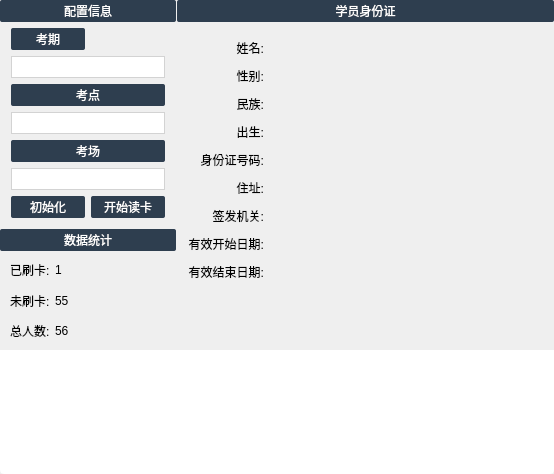
This is IDReader/gui/MainWidget.ui in xtuer/Qt as Qt 5 draws it before an edit. The edited form follows.
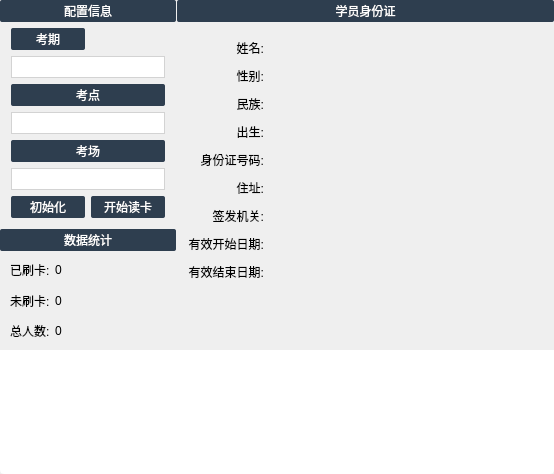
This is the edited form. Icons and pictures are not drawn.

```diff
--- a/IDReader/gui/MainWidget.ui
+++ b/IDReader/gui/MainWidget.ui
@@ -224,7 +224,7 @@
             </sizepolicy>
            </property>
            <property name="text">
-            <string>1</string>
+            <string>0</string>
            </property>
           </widget>
          </item>
@@ -238,7 +238,7 @@
          <item row="1" column="1">
           <widget class="QLabel" name="unsynchronizedCountLabel">
            <property name="text">
-            <string>55</string>
+            <string>0</string>
            </property>
           </widget>
          </item>
@@ -252,7 +252,7 @@
          <item row="2" column="1">
           <widget class="QLabel" name="totalLabel">
            <property name="text">
-            <string>56</string>
+            <string>0</string>
            </property>
           </widget>
          </item>
```
Left out of the diff: 6 changed lines with no effect on the pictures.
